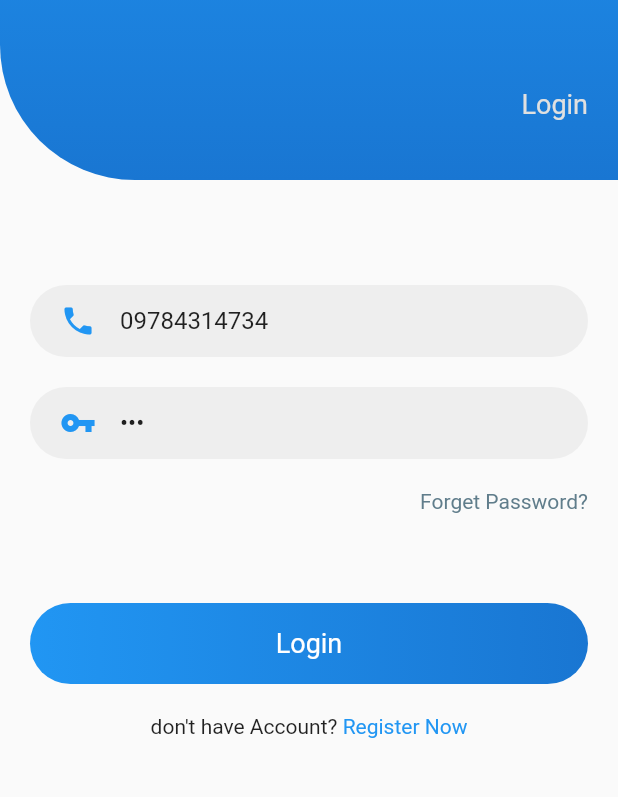
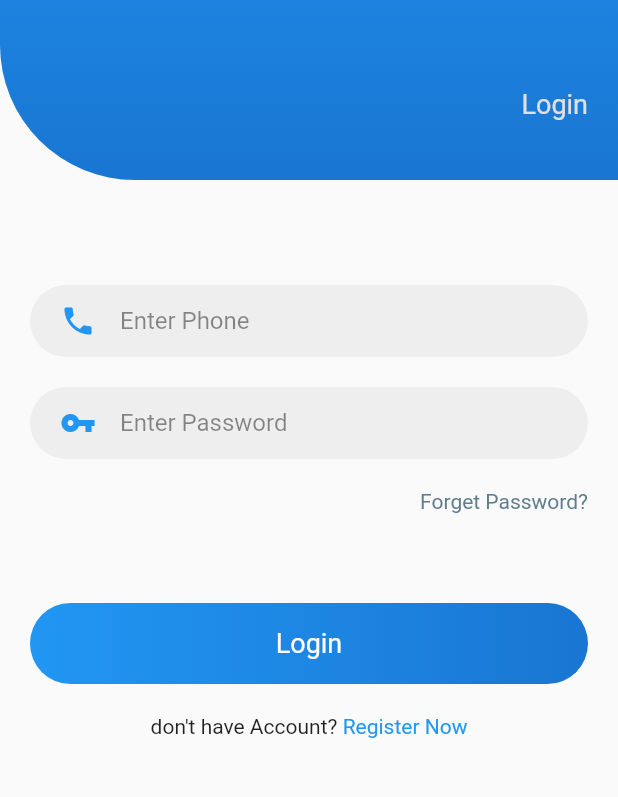
Before and after one commit to DevNweYi/order_app, a Flutter app: the screen it shows after launch, after a tap on "Login Now", on a phone screen of 412 x 824 dp, the part 270-1067 px from its top. Run offline on Flutter 3.47's test engine with Material 2 defaults, Android fonts, the phone set to English and light mode, and no system bars; our stand-ins replace animated_splash_screen, badges, carousel_slider, cloud_firestore, dio, firebase_auth and 13 more; missing offline and left inert: dart:ffi; accounts and stored records are empty; generated files the repository leaves out were written again.

Commit message:
modified some bug

```diff
--- a/lib/view/login_page.dart
+++ b/lib/view/login_page.dart
@@ -33,8 +33,8 @@ class _LoginPageState extends State<LoginPage> {
   @override
   void initState() {
     super.initState();
-    phone_controller.text = "09784314734";
-    password_controller.text = "111";
+    /* phone_controller.text = "09784314734";
+    password_controller.text = "123"; */
   }
 
   @override
--- a/lib/view/order_summary_page.dart
+++ b/lib/view/order_summary_page.dart
@@ -240,12 +240,13 @@ class _OrderSummaryPageState extends State<OrderSummaryPage> {
             decoration: BoxDecoration(
                 borderRadius: BorderRadius.circular(5),
                 color: AppColor.grey_200,
-                boxShadow: [
+                /* boxShadow: [
                   BoxShadow(
                       offset: Offset(0, 10),
                       blurRadius: 50,
                       color: AppColor.grey_200)
-                ]),
+                ] */
+                ),
             alignment: Alignment.center,
             child: TextField(
               maxLines: null,
--- a/lib/view/otp_page.dart
+++ b/lib/view/otp_page.dart
@@ -88,6 +88,7 @@ class _OTPPageState extends State<OTPPage> {
                                 .then((isVerified) {
                               if (isVerified) {
                                 if (isForgetPassword == true) {
+                                  EasyLoading.dismiss();
                                   Get.to(() => const NewPasswordPage());
                                 } else {
                                   _insertClient();
@@ -112,6 +113,7 @@ class _OTPPageState extends State<OTPPage> {
                                   .then((isVerified) {
                                 if (isVerified) {
                                   if (isForgetPassword == true) {
+                                    EasyLoading.dismiss();
                                     Get.to(() => const NewPasswordPage());
                                   } else {
                                     _insertClient();
```
